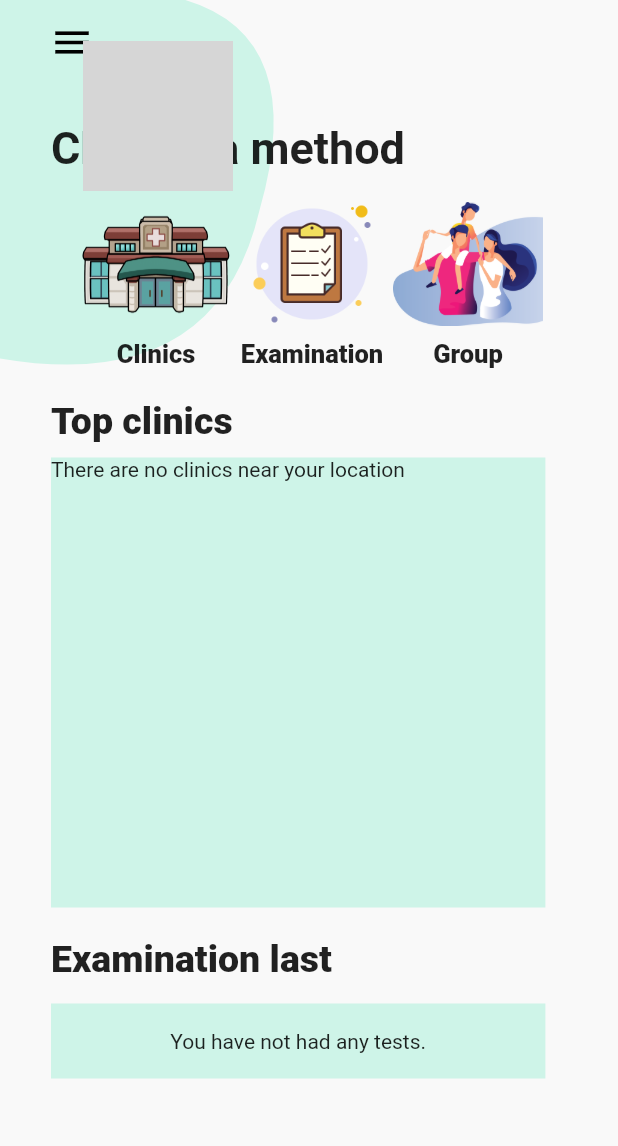
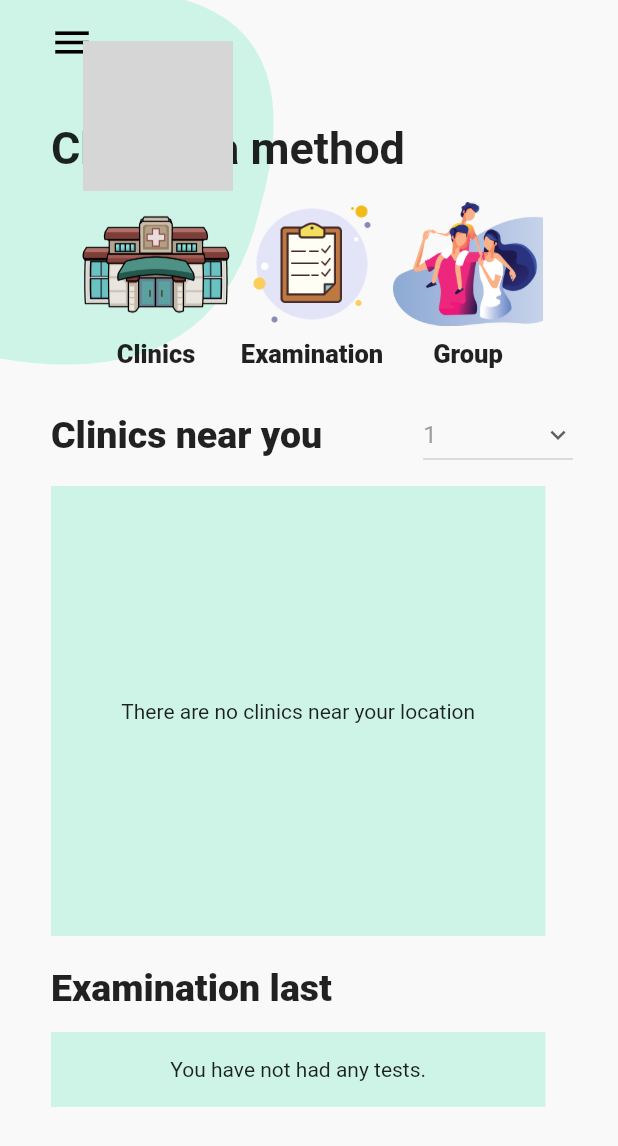
Before and after one commit to wib256/personhealth, a Flutter app: the HomeScreen screen opened directly with empty values, on a phone screen of 412 x 824 dp. Shown: the top 1146 px of the screen. Run offline on Flutter 3.47's test engine with Material 2 defaults, Android fonts, the phone set to English and light mode, and no system bars; our stand-ins replace date_time_picker, equatable, expandable, firebase_core, firebase_messaging, flutter_bloc and 8 more; missing offline and left inert: draw_graph, mime_type; accounts and stored records are empty; network calls fail; grey boxes are pictures that could not be loaded.

Commit message:
edit home screen

```diff
--- a/lib/events/home_events.dart
+++ b/lib/events/home_events.dart
@@ -1,3 +1,8 @@
 import 'package:personhealth/blocs/home_blocs.dart';
 
 class HomeFetchEvent extends HomeBloc{}
+
+class HomeChangeDistrictEvent extends HomeBloc{
+  final String district;
+  HomeChangeDistrictEvent({required this.district});
+}
--- a/lib/screens/haudq/home.dart
+++ b/lib/screens/haudq/home.dart
@@ -25,7 +25,6 @@ import 'package:personhealth/repositorys/local_data.dart';
 import 'package:personhealth/repositorys/notification.dart';
 import 'package:personhealth/screens/haudq/list_clinic.dart';
 import 'package:personhealth/states/home_states.dart';
-import 'package:personhealth/utils/local_notification_service.dart';
 import 'profile.dart';
 
 import '../login_screen.dart';
@@ -45,9 +44,12 @@ class HomeScreen extends StatefulWidget {
 
 class _HomeScreenState extends State<HomeScreen> {
   late double _value = 0;
+  String dropdownValue = '1';
+  late HomeBloc _homeBloc;
 
   @override
   void initState() {
+    _homeBloc = BlocProvider.of(context);
 
     FirebaseMessaging.instance
         .getToken()
@@ -456,12 +458,40 @@ class _HomeScreenState extends State<HomeScreen> {
                                             SizedBox(
                                               height: 20,
                                             ),
+                                            Row(
+                                              mainAxisAlignment: MainAxisAlignment.spaceBetween,
+                                              children: [
                                                 Text(
-                                              "Top clinics",
+                                                  "Clinics near you",
                                                   style: TextStyle(
                                                     fontSize: 25,
                                                     fontWeight: FontWeight.w800,
                                                   ),
+                                                ),
+                                                DropdownButton(
+                                                  value: dropdownValue,
+                                                  icon: Icon(Icons.expand_more),
+                                                  iconSize: 20,
+                                                  elevation: 16,
+                                                  onChanged: (String? newValue) {
+                                                    setState(() {
+                                                      dropdownValue = newValue!;
+                                                      _homeBloc.add(HomeChangeDistrictEvent(district: dropdownValue));
+                                                    });
+                                                  },
+                                                  items: <String>['1', '2', '3', '4', '5', '6', '7', '8', '9', '10', '11', '12', 'Go Vap', 'Binh Thanh', 'Phu Nhuan', 'Tan Binh']
+                                                      .map<DropdownMenuItem<String>>(
+                                                          (String value) {
+                                                        return DropdownMenuItem<String>(
+                                                          value: value,
+                                                          child: Text(
+                                                            value,
+                                                            style: TextStyle(color: Colors.grey),
+                                                          ),
+                                                        );
+                                                      }).toList(),
+                                                ),
+                                              ],
                                             ),
                                             SizedBox(
                                               height: 10,
@@ -505,8 +535,10 @@ class _HomeScreenState extends State<HomeScreen> {
                                                                   .width *
                                                               0.8,
                                                       color: Color(0xffcef4e8),
+                                                      child: Center(
                                                         child: Text(
                                                             'There are no clinics near your location'),
+                                                      ),
                                                     );
                                                   }
                                                   return ListView.builder(
@@ -821,6 +853,8 @@ class _HomeScreenState extends State<HomeScreen> {
                       fontSize: 20,
                       color: Colors.blueGrey[500],
                       fontWeight: FontWeight.bold),
+                  overflow: TextOverflow.ellipsis,
+                  softWrap: true,
                 ),
               ),
               SizedBox(
```
Also changed, not shown: lib/blocs/home_blocs.dart (+20 -1 lines). Lines whose indentation alone changed are shown as unchanged.
